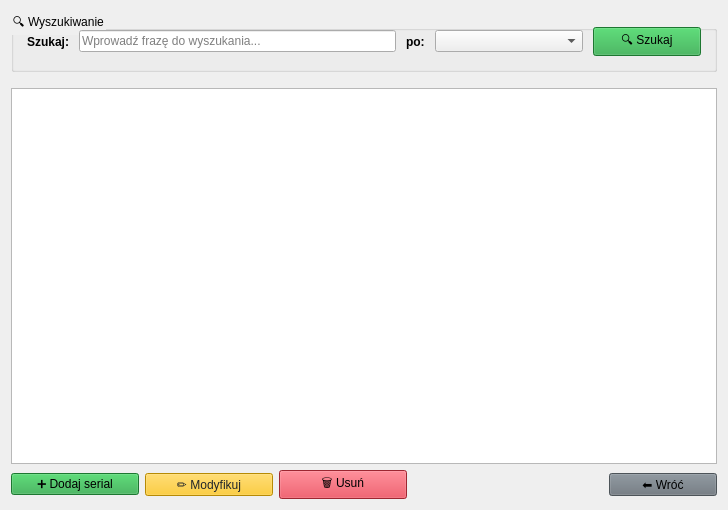
Above: FilmManager/serielistviewwidget.ui from Zachaly/Jipp_Projekt_ZS_NS before the change. Below: the same form after it.
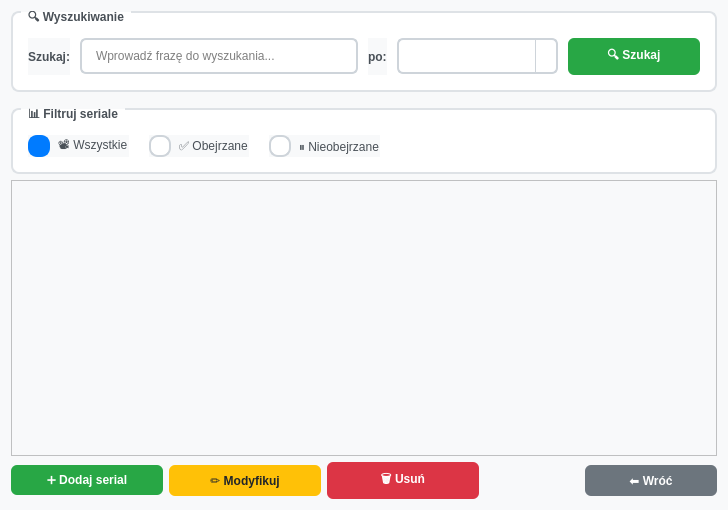
That is the form after the change. Icons and pictures are not drawn.

Commit message: update series view

```diff
--- a/FilmManager/serielistviewwidget.ui
+++ b/FilmManager/serielistviewwidget.ui
@@ -130,7 +130,8 @@
 
 QLabel {
     color: #495057;
-    font-weight: normal;</string>
+    font-weight: normal;
+}</string>
   </property>
   <layout class="QVBoxLayout" name="verticalLayout">
    <item>
@@ -225,6 +226,67 @@
      </layout>
     </widget>
    </item>
+   <item>
+    <widget class="QGroupBox" name="filterGroupBox">
+     <property name="title">
+      <string>📊 Filtruj seriale</string>
+     </property>
+     <layout class="QHBoxLayout" name="filterLayout">
+      <property name="spacing">
+       <number>20</number>
+      </property>
+      <property name="leftMargin">
+       <number>15</number>
+      </property>
+      <property name="topMargin">
+       <number>15</number>
+      </property>
+      <property name="rightMargin">
+       <number>15</number>
+      </property>
+      <property name="bottomMargin">
+       <number>15</number>
+      </property>
+      <item>
+       <widget class="QRadioButton" name="allSeriesRadio">
+        <property name="text">
+         <string>📽️ Wszystkie</string>
+        </property>
+        <property name="checked">
+         <bool>true</bool>
+        </property>
+       </widget>
+      </item>
+      <item>
+       <widget class="QRadioButton" name="watchedSeriesRadio">
+        <property name="text">
+         <string>✅ Obejrzane</string>
+        </property>
+       </widget>
+      </item>
+      <item>
+       <widget class="QRadioButton" name="unwatchedSeriesRadio">
+        <property name="text">
+         <string>⏸️ Nieobejrzane</string>
+        </property>
+       </widget>
+      </item>
+      <item>
+       <spacer name="horizontalSpacer_2">
+        <property name="orientation">
+         <enum>Qt::Orientation::Horizontal</enum>
+        </property>
+        <property name="sizeHint" stdset="0">
+         <size>
+          <width>40</width>
+          <height>20</height>
+         </size>
+        </property>
+       </spacer>
+      </item>
+     </layout>
+    </widget>
+   </item>
    <item>
     <widget class="QListWidget" name="serieList"/>
    </item>
```
The commit also changes 11 other files.
